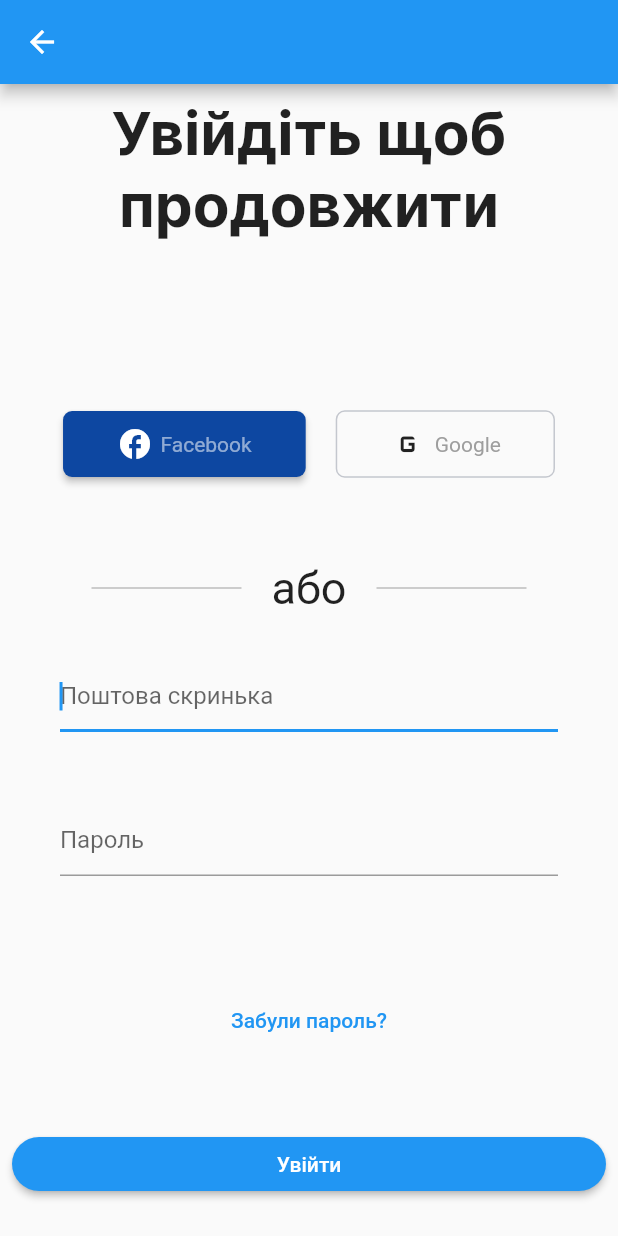
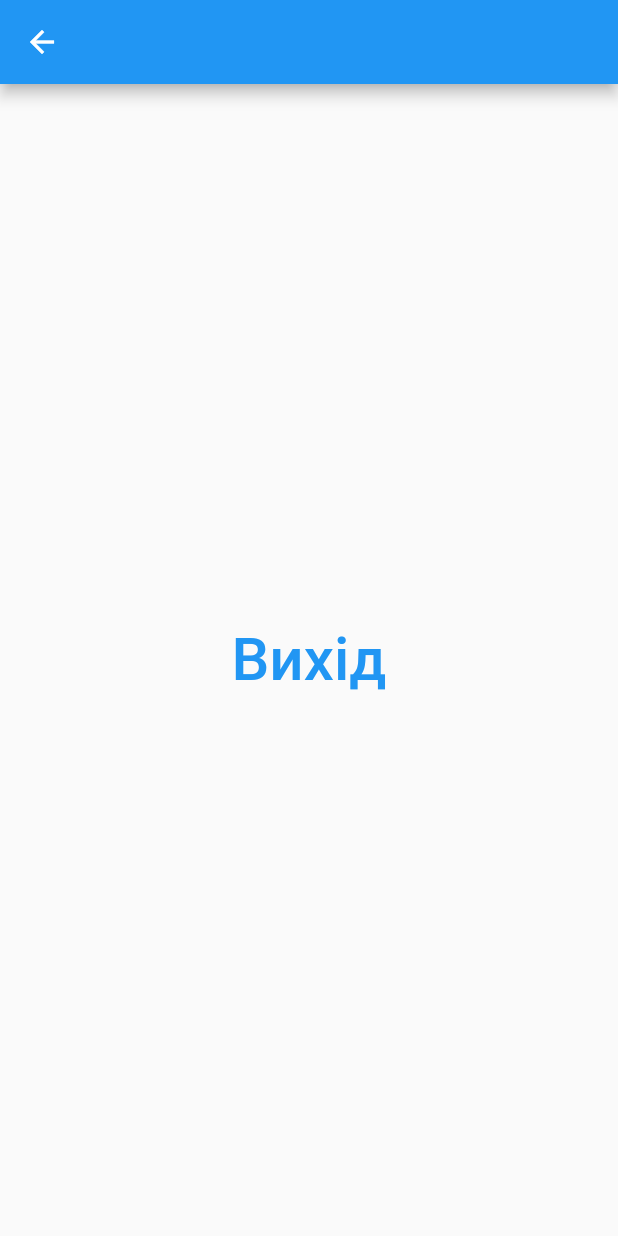
Before and after one commit to Haltseva-Yevheniia/Omisoft-login-page, a Flutter app: the OmisoftLoginPage screen opened directly, after a tap on "Увійти", on a phone screen of 412 x 824 dp. Run offline on Flutter 3.47's test engine with Material 2 defaults, Android fonts, the light colour scheme and no system bars.

Commit message:
Second commit add AfterAuthorizationPage

```diff
--- /dev/null
+++ b/lib/screens/omisoft_after_authorization_page.dart
@@ -0,0 +1,38 @@
+import 'package:flutter/material.dart';
+import 'package:omisoft_test_login/screens/omisoft_login_page.dart';
+
+class AfterAuthorizationPage extends StatefulWidget {
+  const AfterAuthorizationPage({Key? key}) : super(key: key);
+
+  @override
+  State<AfterAuthorizationPage> createState() => _AfterAuthorizationPageState();
+}
+
+class _AfterAuthorizationPageState extends State<AfterAuthorizationPage> {
+  @override
+  Widget build(BuildContext context) {
+    return SafeArea(
+      child: Scaffold(
+        appBar: AppBar(),
+        body: Center(
+          child: TextButton(
+            onPressed: () {
+              Navigator.push(
+                context,
+                MaterialPageRoute(
+                  builder: (context) {
+                    return OmisoftLoginPage();
+                  },
+                ),
+              );
+            },
+            child: Text(
+              'Вихід',
+              style: TextStyle(fontSize: 40.0),
+            ),
+          ),
+        ),
+      ),
+    );
+  }
+}
--- a/lib/screens/omisoft_login_page.dart
+++ b/lib/screens/omisoft_login_page.dart
@@ -1,4 +1,5 @@
 import 'package:flutter/material.dart';
+import 'omisoft_after_authorization_page.dart';
 
 class OmisoftLoginPage extends StatefulWidget {
   const OmisoftLoginPage({Key? key}) : super(key: key);
@@ -183,7 +184,16 @@ class _OmisoftLoginPageState extends State<OmisoftLoginPage> {
                         shape: RoundedRectangleBorder(
                           borderRadius: BorderRadius.circular(20.0),
                         ),
-                        onPressed: () {},
+                        onPressed: () {
+                          Navigator.push(
+                            context,
+                            MaterialPageRoute(
+                              builder: (context) {
+                                return AfterAuthorizationPage();
+                              },
+                            ),
+                          );
+                        },
                         color: Colors.blue,
                         textColor: Colors.white,
                         child: Text('Увійти'),
```
